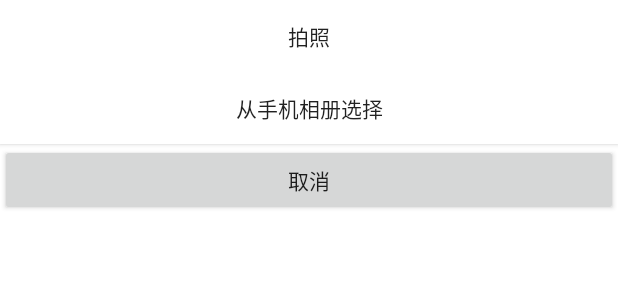
After one commit to yufeilong92/tsyc, an Android app: the layout cammer_dialog.xml on its own in the app's theme, with its tools: preview values and no code run, on a phone screen of 412 x 824 dp. The commit adds this screen. Shown: the top 300 px of the screen. Run offline under Robolectric (Android 15) with nearby library versions, the phone set to English and light mode, and no system bars.

Commit message:
更新图片选择

```diff
--- a/UtilsLibrary/src/main/res/values/styles.xml
+++ b/UtilsLibrary/src/main/res/values/styles.xml
@@ -30,4 +30,9 @@
         <item name="android:windowBackground">@android:color/transparent</item>
         <item name="android:backgroundDimEnabled">false</item>
     </style>
+    <style name="myDialog" parent="Theme.AppCompat.Dialog">
+        <item name="android:backgroundDimEnabled">true</item>
+        <item name="android:windowBackground">@color/transparent</item>
+        <item name="android:buttonStyle">@style/Widget.AppCompat.Button.Borderless</item>
+    </style>
 </resources>
--- a/app/build.gradle
+++ b/app/build.gradle
@@ -30,6 +30,7 @@ dependencies {
     implementation "org.jetbrains.kotlin:kotlin-stdlib-jdk7:$kotlin_version"
     implementation 'com.android.support:appcompat-v7:28.0.3'
     implementation 'androidx.constraintlayout:constraintlayout:1.1.3'
+    implementation 'androidx.legacy:legacy-support-v4:1.0.0'
     testImplementation 'junit:junit:4.12'
     androidTestImplementation 'androidx.test:runner:1.2.0'
     androidTestImplementation 'androidx.test.espresso:espresso-core:3.2.0'
--- /dev/null
+++ b/app/src/main/res/layout/cammer_dialog.xml
@@ -0,0 +1,26 @@
+<?xml version="1.0" encoding="utf-8"?>
+<FrameLayout xmlns:android="http://schemas.android.com/apk/res/android"
+             xmlns:tools="http://schemas.android.com/tools"
+             android:layout_width="match_parent"
+             android:background="@color/white"
+             android:layout_height="match_parent"
+>
+    <RelativeLayout android:layout_width="match_parent" android:layout_height="wrap_content">
+        <Button android:layout_width="match_parent"
+                android:text="拍照"
+                android:background="@color/white"
+                android:id="@+id/dialog_play_cammer"
+                android:layout_height="48dp"/>
+        <Button android:layout_width="match_parent"
+                android:text="从手机相册选择"
+                android:background="@color/white"
+                android:layout_below="@id/dialog_play_cammer"
+                android:id="@+id/dialog_from_phone"
+                android:layout_height="48dp"/>
+        <Button android:layout_width="match_parent"
+                android:text="取消"
+                android:layout_below="@id/dialog_from_phone"
+                android:layout_height="48dp"/>
+    </RelativeLayout>
+
+</FrameLayout>
--- a/app/src/main/res/values/strings.xml
+++ b/app/src/main/res/values/strings.xml
@@ -1,3 +1,6 @@
 <resources>
     <string name="app_name">tsyc</string>
+
+    <!-- TODO: Remove or change this placeholder text -->
+    <string name="hello_blank_fragment">Hello blank fragment</string>
 </resources>
```
Also changed, not shown: app/src/main/java/com/example/tsyc/MainActivity.kt (+10 -7 lines), app/src/main/java/com/example/tsyc/customView/SelectCammerDialog.kt (added, +37 -0 lines).
